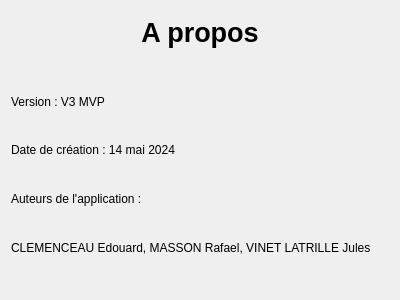
Old version of the form v3MVP_CLEMENCEAU_MASSON_VINET_TP4/code/apropos.ui in the repository jvlatrille/LecteurDiaporama.
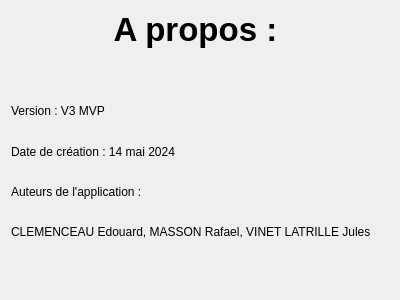
New version of the form.

Commit message: La fenetre a propos s ouvre correctement (j'en ai chié)

Patch:
```diff
--- a/v3MVP_CLEMENCEAU_MASSON_VINET_TP4/code/apropos.ui
+++ b/v3MVP_CLEMENCEAU_MASSON_VINET_TP4/code/apropos.ui
@@ -1,7 +1,7 @@
 <?xml version="1.0" encoding="UTF-8"?>
 <ui version="4.0">
- <class>aPropos</class>
- <widget class="QWidget" name="aPropos">
+ <class>apropos</class>
+ <widget class="QDialog" name="apropos">
   <property name="geometry">
    <rect>
     <x>0</x>
@@ -20,12 +20,12 @@
       <widget class="QLabel" name="label">
        <property name="font">
         <font>
-         <pointsize>20</pointsize>
+         <pointsize>25</pointsize>
          <bold>true</bold>
         </font>
        </property>
        <property name="text">
-        <string>A propos</string>
+        <string>A propos : </string>
        </property>
        <property name="alignment">
         <set>Qt::AlignCenter</set>
@@ -42,35 +42,35 @@
        </property>
        <property name="sizeHint" stdset="0">
         <size>
-         <width>10</width>
-         <height>20</height>
+         <width>20</width>
+         <height>40</height>
         </size>
        </property>
       </spacer>
      </item>
      <item>
-      <widget class="QLabel" name="label_4">
+      <widget class="QLabel" name="label_2">
        <property name="text">
         <string>Version : V3 MVP</string>
        </property>
       </widget>
      </item>
      <item>
-      <widget class="QLabel" name="label_5">
+      <widget class="QLabel" name="label_3">
        <property name="text">
         <string>Date de création : 14 mai 2024</string>
        </property>
       </widget>
      </item>
      <item>
-      <widget class="QLabel" name="label_2">
+      <widget class="QLabel" name="label_4">
        <property name="text">
         <string>Auteurs de l'application : </string>
        </property>
       </widget>
      </item>
      <item>
-      <widget class="QLabel" name="label_3">
+      <widget class="QLabel" name="label_5">
        <property name="text">
         <string>CLEMENCEAU Edouard, MASSON Rafael, VINET LATRILLE Jules</string>
        </property>
@@ -87,7 +87,7 @@
        <property name="sizeHint" stdset="0">
         <size>
          <width>20</width>
-         <height>20</height>
+         <height>40</height>
         </size>
        </property>
       </spacer>
```
Left out of the diff: 2 changed lines with no effect on the pictures. The commit also changes 6 other files.
